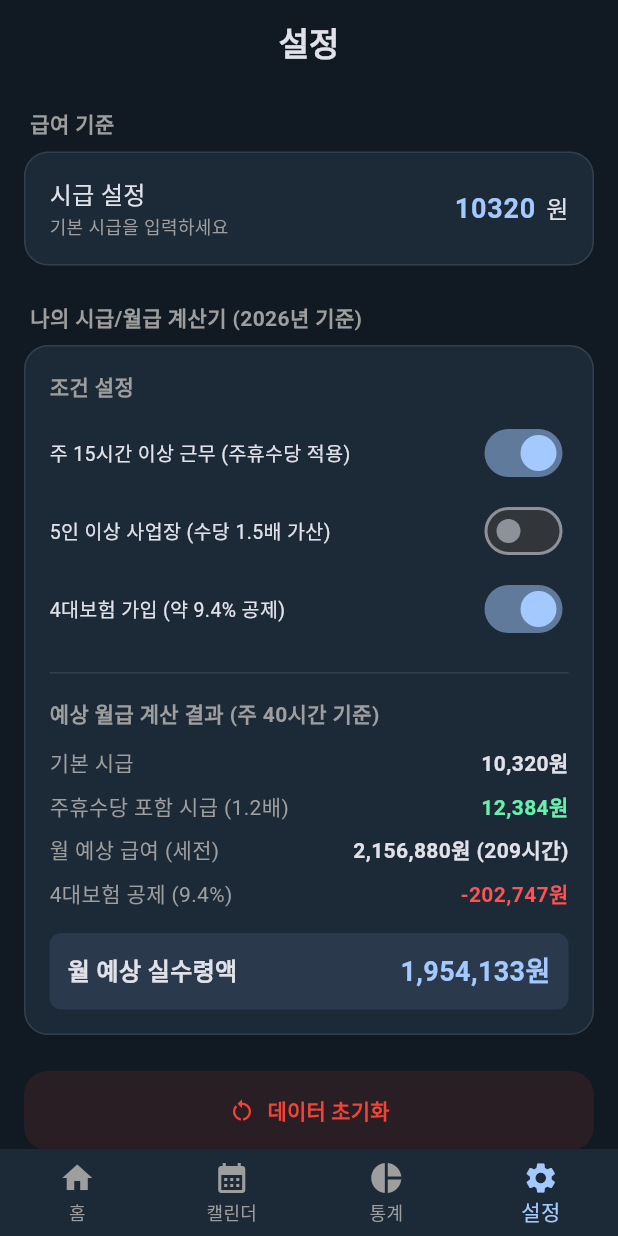
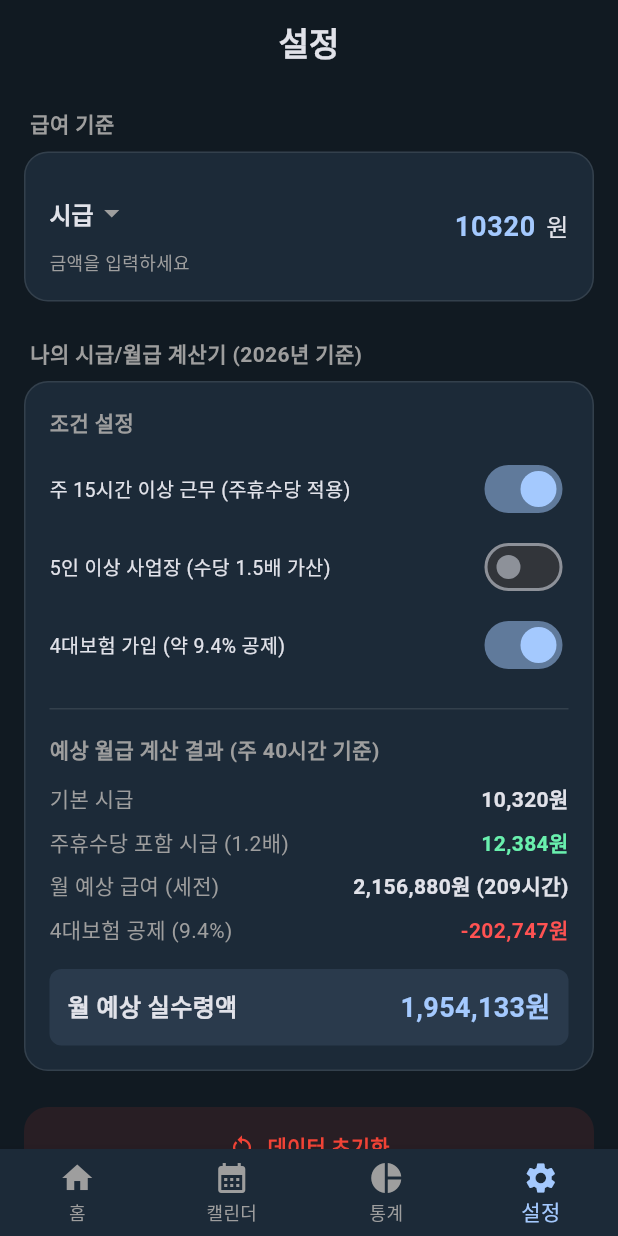
Before and after one commit to Evan-Yoon/salery_calculator, a Flutter app: the screen it shows after launch, item 4 of the bottom bar chosen, on a phone screen of 412 x 824 dp. Run offline on Flutter 3.47's test engine with Material 3 defaults, Android fonts, the phone set to English and light mode, and no system bars; our stand-ins replace shared_preferences; Roboto replaces fonts that are missing (Manrope).

Commit message:
feat: Add settings page for configuring wage, calculation options, and displaying estimated monthly net salary.

```diff
--- a/lib/screens/settings_page.dart
+++ b/lib/screens/settings_page.dart
@@ -14,6 +14,7 @@ class SettingsPage extends StatefulWidget {
 class _SettingsPageState extends State<SettingsPage> {
   final TextEditingController _wageController = TextEditingController();
 
+  String _wageType = '시급';
   bool _includeWeeklyHoliday = true;
   bool _isFiveOrMoreEmployees = false;
   bool _applyInsurance = true;
@@ -83,18 +84,34 @@ class _SettingsPageState extends State<SettingsPage> {
             child: Row(
               mainAxisAlignment: MainAxisAlignment.spaceBetween,
               children: [
-                const Column(
+                Column(
                   crossAxisAlignment: CrossAxisAlignment.start,
                   children: [
-                    Text('시급 설정', style: TextStyle(fontSize: 16)),
-                    Text('기본 시급을 입력하세요',
+                    DropdownButton<String>(
+                      value: _wageType,
+                      underline: const SizedBox(),
+                      icon:
+                          const Icon(Icons.arrow_drop_down, color: Colors.grey),
+                      style: TextStyle(
+                          fontSize: 16,
+                          fontWeight: FontWeight.bold,
+                          color: Theme.of(context).textTheme.bodyLarge?.color),
+                      items: ['시급', '월급', '연봉'].map((String value) {
+                        return DropdownMenuItem<String>(
+                          value: value,
+                          child: Text(value),
+                        );
+                      }).toList(),
+                      onChanged: _onWageTypeChanged,
+                    ),
+                    const Text('금액을 입력하세요',
                         style: TextStyle(fontSize: 12, color: Colors.grey)),
                   ],
                 ),
                 Row(
                   children: [
                     SizedBox(
-                      width: 100,
+                      width: 140,
                       child: TextField(
                         controller: _wageController,
                         keyboardType: TextInputType.number,
@@ -139,13 +156,38 @@ class _SettingsPageState extends State<SettingsPage> {
     );
   }
 
+  void _onWageTypeChanged(String? newValue) {
+    if (newValue == null || newValue == _wageType) return;
+
+    final provider = Provider.of<SalaryProvider>(context, listen: false);
+    final currentHourlyWage = provider.hourlyWage;
+
+    double displayValue = currentHourlyWage;
+    if (newValue == '월급') {
+      displayValue = currentHourlyWage * 209.0;
+    } else if (newValue == '연봉') {
+      displayValue = currentHourlyWage * 209.0 * 12.0;
+    }
+
+    setState(() {
+      _wageType = newValue;
+      _wageController.text = displayValue.toInt().toString();
+    });
+  }
+
   // [STUDY NOTE]: 사용자가 텍스트 필드에 시급을 입력할 때마다 호출되어, Provider에 새 시급을 저장하는 함수입니다.
   void _saveWage() {
     final provider = Provider.of<SalaryProvider>(context, listen: false);
-    final double? wage =
+    final double? inputValue =
         double.tryParse(_wageController.text.replaceAll(',', ''));
-    if (wage != null) {
-      provider.setHourlyWage(wage);
+    if (inputValue != null) {
+      double hourlyWage = inputValue;
+      if (_wageType == '월급') {
+        hourlyWage = inputValue / 209.0;
+      } else if (_wageType == '연봉') {
+        hourlyWage = inputValue / (209.0 * 12.0);
+      }
+      provider.setHourlyWage(hourlyWage);
     }
   }
 
```
